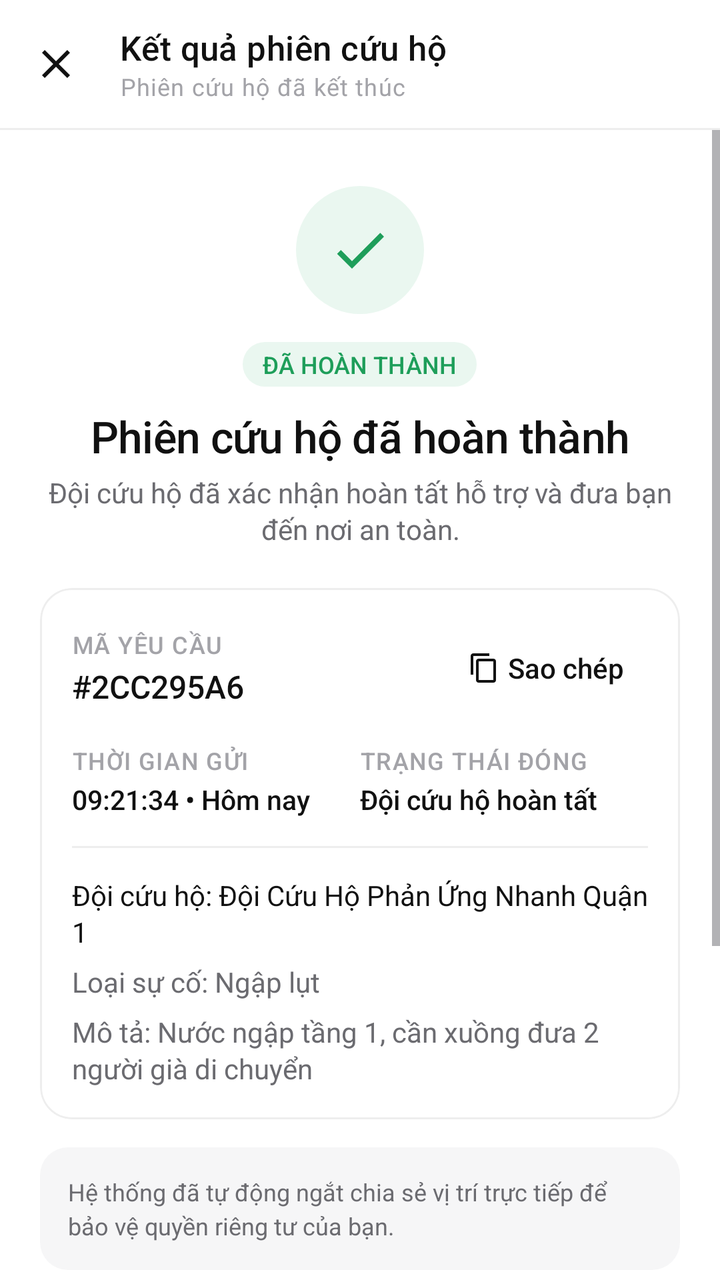
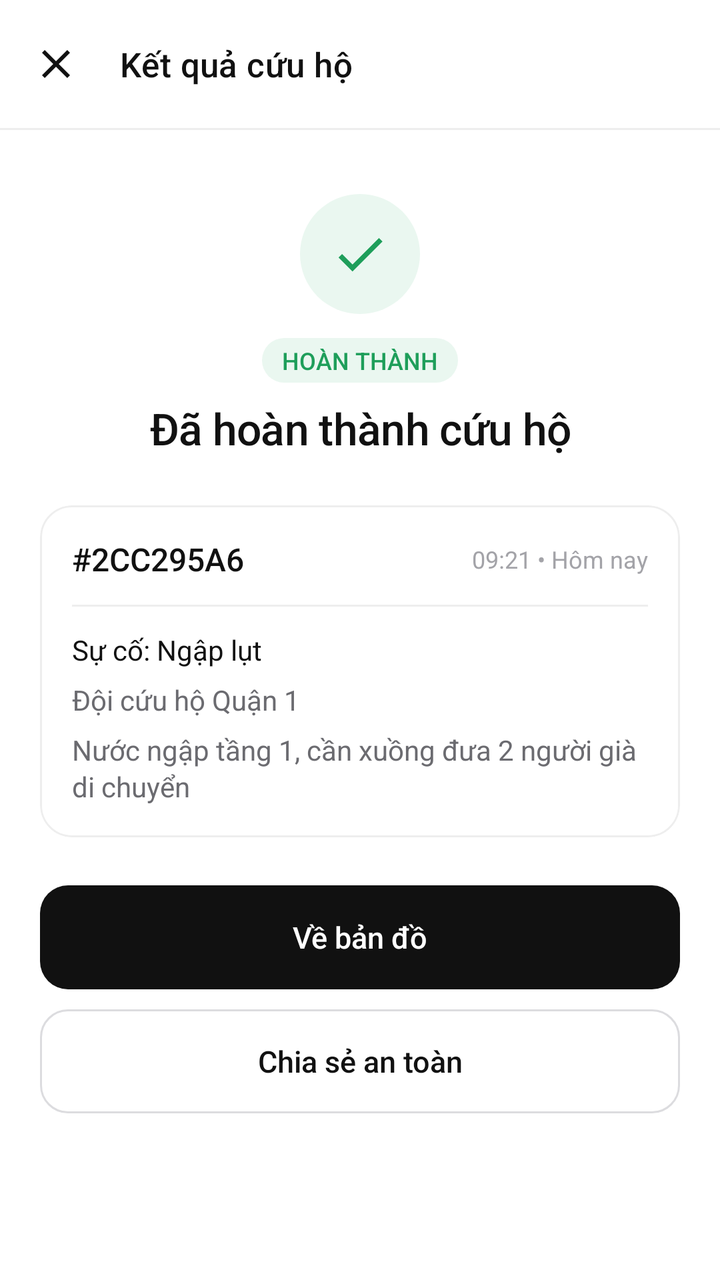

Screens rendered from an Android XML layout before and after an edit, with the pre-edit source and the edit as a unified diff.
<!-- AndroidManifest.xml: application theme Theme.JavaFinal -->
<!-- res/layout/activity_sos_result.xml -->
<?xml version="1.0" encoding="utf-8"?>
<LinearLayout xmlns:android="http://schemas.android.com/apk/res/android"
    xmlns:app="http://schemas.android.com/apk/res-auto"
    android:id="@+id/main"
    android:layout_width="match_parent"
    android:layout_height="match_parent"
    android:background="@color/white"
    android:orientation="vertical">

    <com.google.android.material.appbar.MaterialToolbar
        android:id="@+id/toolbar"
        style="@style/Toolbar.Minimal"
        android:layout_width="match_parent"
        android:layout_height="wrap_content"
        app:navigationIcon="@drawable/ic_close"
        app:subtitle="Phiên cứu hộ đã kết thúc"
        app:title="Kết quả phiên cứu hộ" />

    <View style="@style/Divider" />

    <ScrollView
        android:layout_width="match_parent"
        android:layout_height="0dp"
        android:layout_weight="1">

        <LinearLayout
            android:layout_width="match_parent"
            android:layout_height="wrap_content"
            android:orientation="vertical"
            android:padding="20dp">

            
            <ImageView
                android:id="@+id/imgResult"
                android:layout_width="64dp"
                android:layout_height="64dp"
                android:layout_gravity="center_horizontal"
                android:layout_marginTop="8dp"
                android:background="@drawable/bg_circle"
                android:backgroundTint="@color/green_soft"
                android:contentDescription="Trạng thái đóng phiên"
                android:padding="16dp"
                android:src="@drawable/ic_check"
                app:tint="@color/green" />

            <TextView
                android:id="@+id/tvStatusBadge"
                style="@style/Text.Tag"
                android:layout_width="wrap_content"
                android:layout_height="wrap_content"
                android:layout_gravity="center_horizontal"
                android:layout_marginTop="14dp"
                android:backgroundTint="@color/green_soft"
                android:text="ĐÃ HOÀN THÀNH"
                android:textColor="@color/green" />

            <TextView
                android:id="@+id/tvResultTitle"
                style="@style/Text.Headline"
                android:layout_width="match_parent"
                android:layout_height="wrap_content"
                android:layout_marginTop="10dp"
                android:gravity="center"
                android:text="Phiên cứu hộ đã hoàn thành" />

            <TextView
                android:id="@+id/tvResultSubtitle"
                style="@style/Text.Secondary"
                android:layout_width="match_parent"
                android:layout_height="wrap_content"
                android:layout_marginTop="4dp"
                android:gravity="center"
                android:text="Đội cứu hộ đã xác nhận hoàn tất hỗ trợ và đưa bạn đến nơi an toàn." />

            
            <com.google.android.material.card.MaterialCardView
                style="@style/Card"
                android:layout_width="match_parent"
                android:layout_height="wrap_content"
                android:layout_marginTop="20dp">

                <LinearLayout
                    android:layout_width="match_parent"
                    android:layout_height="wrap_content"
                    android:orientation="vertical"
                    android:padding="16dp">

                    <LinearLayout
                        android:layout_width="match_parent"
                        android:layout_height="wrap_content"
                        android:gravity="center_vertical"
                        android:orientation="horizontal">

                        <LinearLayout
                            android:layout_width="0dp"
                            android:layout_height="wrap_content"
                            android:layout_weight="1"
                            android:orientation="vertical">

                            <TextView
                                style="@style/Text.Overline"
                                android:layout_width="wrap_content"
                                android:layout_height="wrap_content"
                                android:text="MÃ YÊU CẦU" />

                            <TextView
                                android:id="@+id/tvSosCode"
                                style="@style/Text.Title"
                                android:layout_width="wrap_content"
                                android:layout_height="wrap_content"
                                android:layout_marginTop="2dp"
                                android:text="#2CC295A6" />
                        </LinearLayout>

                        <com.google.android.material.button.MaterialButton
                            android:id="@+id/btnCopyCode"
                            style="@style/Button.Text"
                            android:layout_width="wrap_content"
                            android:layout_height="wrap_content"
                            android:text="Sao chép"
                            app:icon="@drawable/ic_copy"
                            app:iconSize="16dp" />
                    </LinearLayout>

                    <LinearLayout
                        android:layout_width="match_parent"
                        android:layout_height="wrap_content"
                        android:layout_marginTop="14dp"
                        android:orientation="horizontal">

                        <LinearLayout
                            android:layout_width="0dp"
                            android:layout_height="wrap_content"
                            android:layout_weight="1"
                            android:orientation="vertical">

                            <TextView
                                style="@style/Text.Overline"
                                android:layout_width="wrap_content"
                                android:layout_height="wrap_content"
                                android:text="THỜI GIAN GỬI" />

                            <TextView
                                android:id="@+id/tvClosedAt"
                                style="@style/Text.Title"
                                android:layout_width="wrap_content"
                                android:layout_height="wrap_content"
                                android:layout_marginTop="2dp"
                                android:text="09:21:34 • Hôm nay"
                                android:textSize="13.5sp" />
                        </LinearLayout>

                        <LinearLayout
                            android:layout_width="0dp"
                            android:layout_height="wrap_content"
                            android:layout_weight="1"
                            android:orientation="vertical">

                            <TextView
                                style="@style/Text.Overline"
                                android:layout_width="wrap_content"
                                android:layout_height="wrap_content"
                                android:text="TRẠNG THÁI ĐÓNG" />

                            <TextView
                                android:id="@+id/tvDuration"
                                style="@style/Text.Title"
                                android:layout_width="wrap_content"
                                android:layout_height="wrap_content"
                                android:layout_marginTop="2dp"
                                android:text="Đội cứu hộ hoàn tất"
                                android:textSize="13.5sp" />
                        </LinearLayout>
                    </LinearLayout>

                    <View
                        style="@style/Divider"
                        android:layout_marginVertical="14dp" />

                    <TextView
                        android:id="@+id/tvRescueTeam"
                        style="@style/Text.Secondary"
                        android:layout_width="match_parent"
                        android:layout_height="wrap_content"
                        android:text="Đội cứu hộ: Đội Cứu Hộ Phản Ứng Nhanh Quận 1"
                        android:textColor="@color/ink" />

                    <TextView
                        android:id="@+id/tvEvacuated"
                        style="@style/Text.Secondary"
                        android:layout_width="match_parent"
                        android:layout_height="wrap_content"
                        android:layout_marginTop="6dp"
                        android:text="Loại sự cố: Ngập lụt" />

                    <TextView
                        android:id="@+id/tvShelter"
                        style="@style/Text.Secondary"
                        android:layout_width="match_parent"
                        android:layout_height="wrap_content"
                        android:layout_marginTop="6dp"
                        android:text="Mô tả: Nước ngập tầng 1, cần xuồng đưa 2 người già di chuyển" />
                </LinearLayout>
            </com.google.android.material.card.MaterialCardView>

            
            <TextView
                style="@style/Text.Caption"
                android:layout_width="match_parent"
                android:layout_height="wrap_content"
                android:layout_marginTop="14dp"
                android:background="@drawable/bg_box"
                android:lineSpacingExtra="3dp"
                android:padding="14dp"
                android:text="Hệ thống đã tự động ngắt chia sẻ vị trí trực tiếp để bảo vệ quyền riêng tư của bạn."
                android:textColor="@color/ink_secondary" />

            
            <com.google.android.material.card.MaterialCardView
                style="@style/Card"
                android:layout_width="match_parent"
                android:layout_height="wrap_content"
                android:layout_marginTop="14dp">

                <LinearLayout
                    android:layout_width="match_parent"
                    android:layout_height="wrap_content"
                    android:orientation="vertical"
                    android:padding="16dp">

                    <TextView
                        style="@style/Text.Overline"
                        android:layout_width="wrap_content"
                        android:layout_height="wrap_content"
                        android:text="NHẬT KÝ HOẠT ĐỘNG" />

                    <TextView
                        android:id="@+id/tvAuditLogs"
                        style="@style/Text.Caption"
                        android:layout_width="match_parent"
                        android:layout_height="wrap_content"
                        android:layout_marginTop="8dp"
                        android:lineSpacingExtra="4dp"
                        android:text="• 09:21 • Đã phát tín hiệu cứu hộ"
                        android:textColor="@color/ink_secondary" />
                </LinearLayout>
            </com.google.android.material.card.MaterialCardView>

            
            <com.google.android.material.button.MaterialButton
                android:id="@+id/btnBackToMap"
                style="@style/Button.Primary"
                android:layout_width="match_parent"
                android:layout_height="wrap_content"
                android:layout_marginTop="20dp"
                android:text="Quay về Bản đồ Cộng đồng" />

            <com.google.android.material.button.MaterialButton
                android:id="@+id/btnNotifyFamily"
                style="@style/Button.Secondary"
                android:layout_width="match_parent"
                android:layout_height="wrap_content"
                android:layout_marginTop="10dp"
                android:text="Chia sẻ thông báo an toàn" />
        </LinearLayout>
    </ScrollView>
</LinearLayout>
<!-- resources referenced by this layout -->
<resources>
  <color name="green">#1E9E5A</color>
  <color name="green_soft">#EAF7F0</color>
  <color name="ink">#111111</color>
  <color name="ink_secondary">#6B6B70</color>
  <color name="white">#FFFFFFFF</color>
  <!-- drawable bg_box (drawable) -->
  <?xml version="1.0" encoding="utf-8"?>
  <shape xmlns:android="http://schemas.android.com/apk/res/android"
      android:shape="rectangle">
      <solid android:color="@color/fill" />
      <corners android:radius="14dp" />
  </shape>
  <!-- drawable ic_copy (drawable) -->
  <vector xmlns:android="http://schemas.android.com/apk/res/android"
      android:width="24dp"
      android:height="24dp"
      android:tint="?attr/colorControlNormal"
      android:viewportWidth="24"
      android:viewportHeight="24">
      <path
          android:fillColor="@android:color/white"
          android:pathData="M16,1H4c-1.1,0 -2,0.9 -2,2v14h2V3h12V1zM19,5H8c-1.1,0 -2,0.9 -2,2v14c0,1.1 0.9,2 2,2h11c1.1,0 2,-0.9 2,-2V7c0,-1.1 -0.9,-2 -2,-2zM19,21H8V7h11v14z" />
  </vector>
  <style name="Button.Text" parent="Widget.Material3.Button.TextButton">
          <item name="android:textColor">@color/sel_btn_text</item>
          <item name="iconTint">@color/sel_btn_text</item>
          <item name="android:textAllCaps">false</item>
          <item name="android:textSize">14sp</item>
          <item name="android:fontFamily">sans-serif-medium</item>
          <item name="android:letterSpacing">0</item>
      </style>
  <style name="Divider" parent="">
          <item name="android:layout_width">match_parent</item>
          <item name="android:layout_height">1dp</item>
          <item name="android:background">@color/line</item>
      </style>
  <style name="Text.Caption">
          <item name="android:textSize">12sp</item>
          <item name="android:textColor">@color/ink_tertiary</item>
      </style>
  <style name="Text.Headline">
          <item name="android:textSize">22sp</item>
          <item name="android:fontFamily">sans-serif-medium</item>
          <item name="android:letterSpacing">-0.01</item>
      </style>
  <style name="Text.Overline">
          <item name="android:textSize">12sp</item>
          <item name="android:textColor">@color/ink_tertiary</item>
          <item name="android:fontFamily">sans-serif-medium</item>
          <item name="android:letterSpacing">0.04</item>
      </style>
  <style name="Text.Secondary">
          <item name="android:textSize">14sp</item>
          <item name="android:textColor">@color/ink_secondary</item>
          <item name="android:lineSpacingExtra">2dp</item>
      </style>
  <style name="Text.Title">
          <item name="android:textSize">16sp</item>
          <item name="android:fontFamily">sans-serif-medium</item>
      </style>
  <style name="Theme.JavaFinal" parent="Base.Theme.JavaFinal" />
  <color name="fill">#F6F6F7</color>
  <color name="line_strong">#DCDCDF</color>
  <color name="line">#EEEEEE</color>
  <color name="ink_tertiary">#A3A3A8</color>
  <style name="TextAppearance.App.ToolbarSubtitle" parent="TextAppearance.Material3.BodySmall">
          <item name="android:textColor">@color/ink_tertiary</item>
      </style>
  <color name="red">#E5383B</color>
  <style name="Widget.App.Snackbar.Text" parent="Widget.Material3.Snackbar.TextView">
          <item name="android:textColor">@color/white</item>
          <item name="android:textSize">14sp</item>
      </style>
  <style name="Widget.App.Snackbar.Button" parent="Widget.Material3.Button.TextButton.Snackbar">
          <item name="android:textColor">@color/white</item>
          <item name="android:textAllCaps">false</item>
      </style>
  <style name="Widget.App.BottomSheet" parent="Widget.Material3.BottomSheet">
          <item name="backgroundTint">@color/white</item>
          <item name="shapeAppearance">@style/ShapeAppearance.App.Sheet</item>
      </style>
  <style name="ShapeAppearance.App.Rounded12" parent="">
          <item name="cornerFamily">rounded</item>
          <item name="cornerSize">12dp</item>
      </style>
  <!-- unchanged entries left out for length: 15 -->
</resources>

<!-- the commit's change to res/layout/activity_sos_result.xml (unified diff, before → after) -->
@@ -13,8 +13,7 @@
         android:layout_width="match_parent"
         android:layout_height="wrap_content"
         app:navigationIcon="@drawable/ic_close"
-        app:subtitle="Phiên cứu hộ đã kết thúc"
-        app:title="Kết quả phiên cứu hộ" />
+        app:title="Kết quả cứu hộ" />
 
     <View style="@style/Divider" />
 
@@ -29,17 +28,16 @@
             android:orientation="vertical"
             android:padding="20dp">
 
-            
             <ImageView
                 android:id="@+id/imgResult"
-                android:layout_width="64dp"
-                android:layout_height="64dp"
+                android:layout_width="60dp"
+                android:layout_height="60dp"
                 android:layout_gravity="center_horizontal"
-                android:layout_marginTop="8dp"
+                android:layout_marginTop="12dp"
                 android:background="@drawable/bg_circle"
                 android:backgroundTint="@color/green_soft"
-                android:contentDescription="Trạng thái đóng phiên"
-                android:padding="16dp"
+                android:contentDescription="Trạng thái"
+                android:padding="15dp"
                 android:src="@drawable/ic_check"
                 app:tint="@color/green" />
 
@@ -49,9 +47,9 @@
                 android:layout_width="wrap_content"
                 android:layout_height="wrap_content"
                 android:layout_gravity="center_horizontal"
-                android:layout_marginTop="14dp"
+                android:layout_marginTop="12dp"
                 android:backgroundTint="@color/green_soft"
-                android:text="ĐÃ HOÀN THÀNH"
+                android:text="HOÀN THÀNH"
                 android:textColor="@color/green" />
 
             <TextView
@@ -59,25 +57,15 @@
                 style="@style/Text.Headline"
                 android:layout_width="match_parent"
                 android:layout_height="wrap_content"
-                android:layout_marginTop="10dp"
+                android:layout_marginTop="8dp"
                 android:gravity="center"
-                android:text="Phiên cứu hộ đã hoàn thành" />
+                android:text="Đã hoàn thành cứu hộ" />
 
-            <TextView
-                android:id="@+id/tvResultSubtitle"
-                style="@style/Text.Secondary"
-                android:layout_width="match_parent"
-                android:layout_height="wrap_content"
-                android:layout_marginTop="4dp"
-                android:gravity="center"
-                android:text="Đội cứu hộ đã xác nhận hoàn tất hỗ trợ và đưa bạn đến nơi an toàn." />
-
-            
             <com.google.android.material.card.MaterialCardView
                 style="@style/Card"
                 android:layout_width="match_parent"
                 android:layout_height="wrap_content"
-                android:layout_marginTop="20dp">
+                android:layout_marginTop="24dp">
 
                 <LinearLayout
                     android:layout_width="match_parent"
@@ -91,107 +79,41 @@
                         android:gravity="center_vertical"
                         android:orientation="horizontal">
 
-                        <LinearLayout
+                        <TextView
+                            android:id="@+id/tvSosCode"
+                            style="@style/Text.Title"
                             android:layout_width="0dp"
                             android:layout_height="wrap_content"
                             android:layout_weight="1"
-                            android:orientation="vertical">
+                            android:text="#2CC295A6" />
 
-                            <TextView
-                                style="@style/Text.Overline"
-                                android:layout_width="wrap_content"
-                                android:layout_height="wrap_content"
-                                android:text="MÃ YÊU CẦU" />
-
-                            <TextView
-                                android:id="@+id/tvSosCode"
-                                style="@style/Text.Title"
-                                android:layout_width="wrap_content"
-                                android:layout_height="wrap_content"
-                                android:layout_marginTop="2dp"
-                                android:text="#2CC295A6" />
-                        </LinearLayout>
-
-                        <com.google.android.material.button.MaterialButton
-                            android:id="@+id/btnCopyCode"
-                            style="@style/Button.Text"
+                        <TextView
+                            android:id="@+id/tvClosedAt"
+                            style="@style/Text.Caption"
                             android:layout_width="wrap_content"
                             android:layout_height="wrap_content"
-                            android:text="Sao chép"
-                            app:icon="@drawable/ic_copy"
-                            app:iconSize="16dp" />
-                    </LinearLayout>
-
-                    <LinearLayout
-                        android:layout_width="match_parent"
-                        android:layout_height="wrap_content"
-                        android:layout_marginTop="14dp"
-                        android:orientation="horizontal">
-
-                        <LinearLayout
-                            android:layout_width="0dp"
-                            android:layout_height="wrap_content"
-                            android:layout_weight="1"
-                            android:orientation="vertical">
-
-                            <TextView
-                                style="@style/Text.Overline"
-                                android:layout_width="wrap_content"
-                                android:layout_height="wrap_content"
-                                android:text="THỜI GIAN GỬI" />
-
-                            <TextView
-                                android:id="@+id/tvClosedAt"
-                                style="@style/Text.Title"
-                                android:layout_width="wrap_content"
-                                android:layout_height="wrap_content"
-                                android:layout_marginTop="2dp"
-                                android:text="09:21:34 • Hôm nay"
-                                android:textSize="13.5sp" />
-                        </LinearLayout>
-
-                        <LinearLayout
-                            android:layout_width="0dp"
-                            android:layout_height="wrap_content"
-                            android:layout_weight="1"
-                            android:orientation="vertical">
-
-                            <TextView
-                                style="@style/Text.Overline"
-                                android:layout_width="wrap_content"
-                                android:layout_height="wrap_content"
-                                android:text="TRẠNG THÁI ĐÓNG" />
-
-                            <TextView
-                                android:id="@+id/tvDuration"
-                                style="@style/Text.Title"
-                                android:layout_width="wrap_content"
-                                android:layout_height="wrap_content"
-                                android:layout_marginTop="2dp"
-                                android:text="Đội cứu hộ hoàn tất"
-                                android:textSize="13.5sp" />
-                        </LinearLayout>
+                            android:text="09:21 • Hôm nay" />
                     </LinearLayout>
 
                     <View
                         style="@style/Divider"
-                        android:layout_marginVertical="14dp" />
+                        android:layout_marginVertical="12dp" />
+
+                    <TextView
+                        android:id="@+id/tvEvacuated"
+                        style="@style/Text.Secondary"
+                        android:layout_width="match_parent"
+                        android:layout_height="wrap_content"
+                        android:text="Sự cố: Ngập lụt"
+                        android:textColor="@color/ink" />
 
                     <TextView
                         android:id="@+id/tvRescueTeam"
                         style="@style/Text.Secondary"
                         android:layout_width="match_parent"
                         android:layout_height="wrap_content"
-                        android:text="Đội cứu hộ: Đội Cứu Hộ Phản Ứng Nhanh Quận 1"
-                        android:textColor="@color/ink" />
-
-                    <TextView
-                        android:id="@+id/tvEvacuated"
-                        style="@style/Text.Secondary"
-                        android:layout_width="match_parent"
-                        android:layout_height="wrap_content"
                         android:layout_marginTop="6dp"
-                        android:text="Loại sự cố: Ngập lụt" />
+                        android:text="Đội cứu hộ Quận 1" />
 
                     <TextView
                         android:id="@+id/tvShelter"
@@ -199,61 +121,17 @@
                         android:layout_width="match_parent"
                         android:layout_height="wrap_content"
                         android:layout_marginTop="6dp"
-                        android:text="Mô tả: Nước ngập tầng 1, cần xuồng đưa 2 người già di chuyển" />
+                        android:text="Nước ngập tầng 1, cần xuồng đưa 2 người già di chuyển" />
                 </LinearLayout>
             </com.google.android.material.card.MaterialCardView>
 
-            
-            <TextView
-                style="@style/Text.Caption"
-                android:layout_width="match_parent"
-                android:layout_height="wrap_content"
-                android:layout_marginTop="14dp"
-                android:background="@drawable/bg_box"
-                android:lineSpacingExtra="3dp"
-                android:padding="14dp"
-                android:text="Hệ thống đã tự động ngắt chia sẻ vị trí trực tiếp để bảo vệ quyền riêng tư của bạn."
-                android:textColor="@color/ink_secondary" />
-
-            
-            <com.google.android.material.card.MaterialCardView
-                style="@style/Card"
-                android:layout_width="match_parent"
-                android:layout_height="wrap_content"
-                android:layout_marginTop="14dp">
-
-                <LinearLayout
-                    android:layout_width="match_parent"
-                    android:layout_height="wrap_content"
-                    android:orientation="vertical"
-                    android:padding="16dp">
-
-                    <TextView
-                        style="@style/Text.Overline"
-                        android:layout_width="wrap_content"
-                        android:layout_height="wrap_content"
-                        android:text="NHẬT KÝ HOẠT ĐỘNG" />
-
-                    <TextView
-                        android:id="@+id/tvAuditLogs"
-                        style="@style/Text.Caption"
-                        android:layout_width="match_parent"
-                        android:layout_height="wrap_content"
-                        android:layout_marginTop="8dp"
-                        android:lineSpacingExtra="4dp"
-                        android:text="• 09:21 • Đã phát tín hiệu cứu hộ"
-                        android:textColor="@color/ink_secondary" />
-                </LinearLayout>
-            </com.google.android.material.card.MaterialCardView>
-
-            
             <com.google.android.material.button.MaterialButton
                 android:id="@+id/btnBackToMap"
                 style="@style/Button.Primary"
                 android:layout_width="match_parent"
                 android:layout_height="wrap_content"
-                android:layout_marginTop="20dp"
-                android:text="Quay về Bản đồ Cộng đồng" />
+                android:layout_marginTop="24dp"
+                android:text="Về bản đồ" />
 
             <com.google.android.material.button.MaterialButton
                 android:id="@+id/btnNotifyFamily"
@@ -261,7 +139,7 @@
                 android:layout_width="match_parent"
                 android:layout_height="wrap_content"
                 android:layout_marginTop="10dp"
-                android:text="Chia sẻ thông báo an toàn" />
+                android:text="Chia sẻ an toàn" />
         </LinearLayout>
     </ScrollView>
 </LinearLayout>
<!-- resource entries referenced after the edit -->
@@ -5,32 +5,6 @@
   <color name="ink">#111111</color>
   <color name="ink_secondary">#6B6B70</color>
   <color name="white">#FFFFFFFF</color>
-  <!-- drawable bg_box (drawable) -->
-  <?xml version="1.0" encoding="utf-8"?>
-  <shape xmlns:android="http://schemas.android.com/apk/res/android"
-      android:shape="rectangle">
-      <solid android:color="@color/fill" />
-      <corners android:radius="14dp" />
-  </shape>
-  <!-- drawable ic_copy (drawable) -->
-  <vector xmlns:android="http://schemas.android.com/apk/res/android"
-      android:width="24dp"
-      android:height="24dp"
-      android:tint="?attr/colorControlNormal"
-      android:viewportWidth="24"
-      android:viewportHeight="24">
-      <path
-          android:fillColor="@android:color/white"
-          android:pathData="M16,1H4c-1.1,0 -2,0.9 -2,2v14h2V3h12V1zM19,5H8c-1.1,0 -2,0.9 -2,2v14c0,1.1 0.9,2 2,2h11c1.1,0 2,-0.9 2,-2V7c0,-1.1 -0.9,-2 -2,-2zM19,21H8V7h11v14z" />
-  </vector>
-  <style name="Button.Text" parent="Widget.Material3.Button.TextButton">
-          <item name="android:textColor">@color/sel_btn_text</item>
-          <item name="iconTint">@color/sel_btn_text</item>
-          <item name="android:textAllCaps">false</item>
-          <item name="android:textSize">14sp</item>
-          <item name="android:fontFamily">sans-serif-medium</item>
-          <item name="android:letterSpacing">0</item>
-      </style>
   <style name="Divider" parent="">
           <item name="android:layout_width">match_parent</item>
           <item name="android:layout_height">1dp</item>
@@ -44,12 +18,6 @@
           <item name="android:textSize">22sp</item>
           <item name="android:fontFamily">sans-serif-medium</item>
           <item name="android:letterSpacing">-0.01</item>
-      </style>
-  <style name="Text.Overline">
-          <item name="android:textSize">12sp</item>
-          <item name="android:textColor">@color/ink_tertiary</item>
-          <item name="android:fontFamily">sans-serif-medium</item>
-          <item name="android:letterSpacing">0.04</item>
       </style>
   <style name="Text.Secondary">
           <item name="android:textSize">14sp</item>
